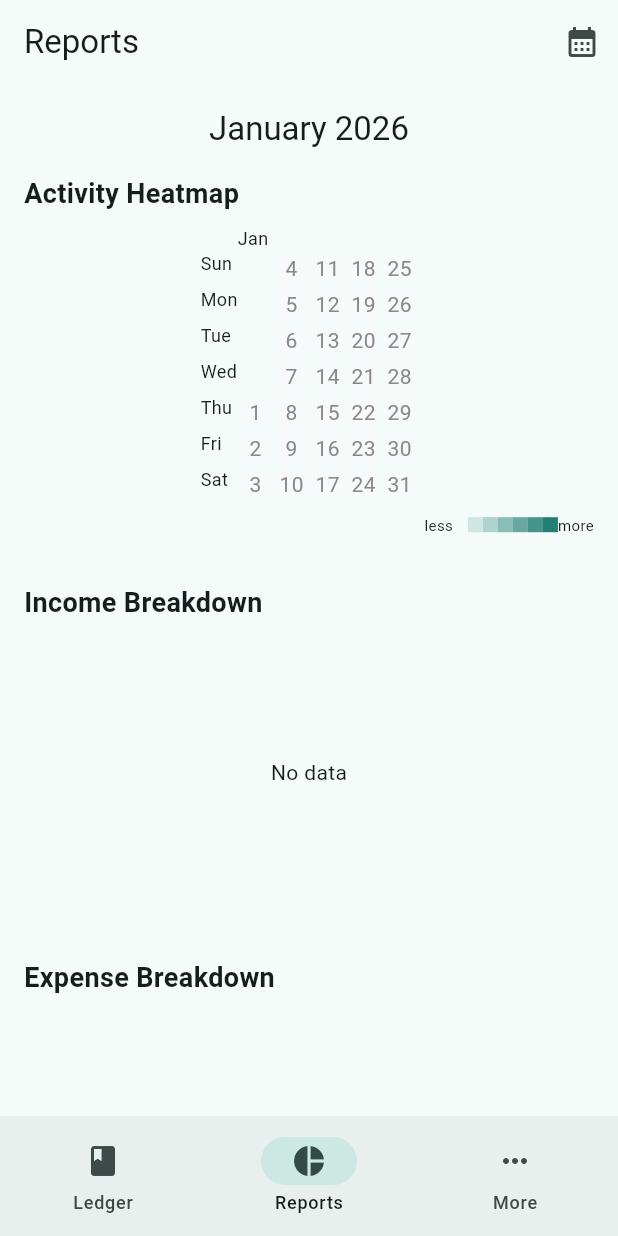
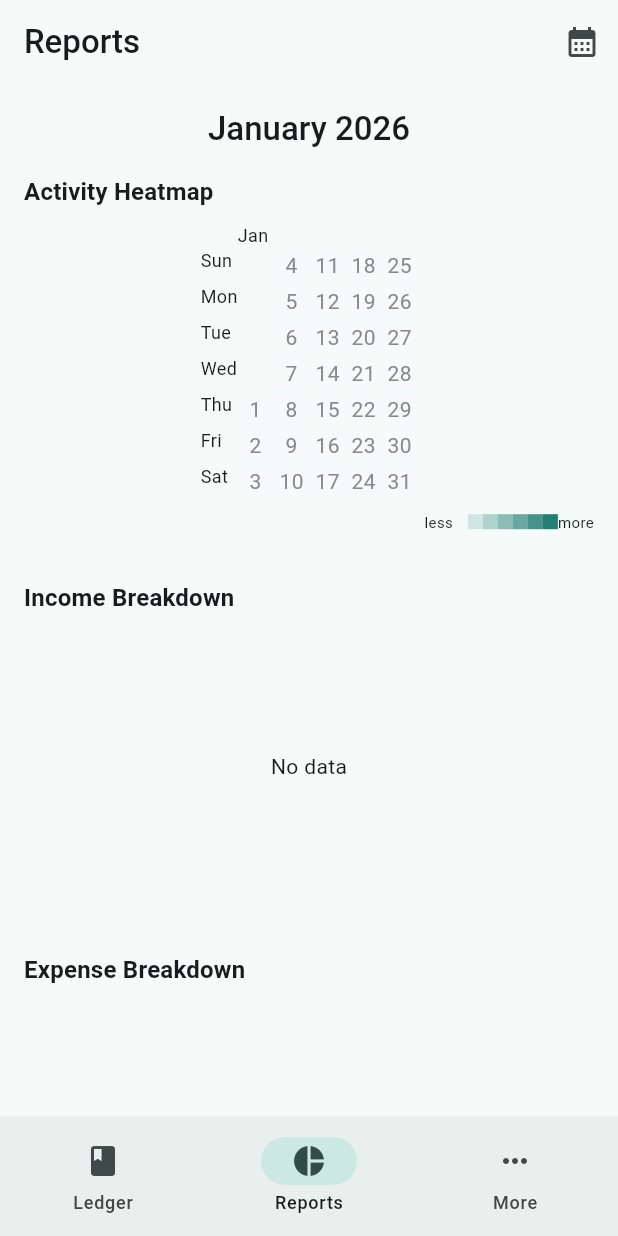
Before and after one commit to lane4dev/feather_ledger, a Flutter app: the screen it shows after launch, item 2 of the bottom bar chosen, on a phone screen of 412 x 824 dp. Run offline on Flutter 3.47's test engine with Material 3 defaults, Android fonts, the phone set to English and light mode, and no system bars; drawn by our look-alikes of flutter_heatmap_calendar; our stand-ins replace drift, fl_chart, flutter_riverpod, go_router, riverpod_annotation, shared_preferences; accounts and stored records are empty; generated files the repository leaves out were written again; statements that could not run were skipped; project files that could hold a hidden picture were left out.

Commit message:
feat(theme): implement AppSpacing for consistent spacing across the app

```diff
--- a/lib/app/theme/app_theme.dart
+++ b/lib/app/theme/app_theme.dart
@@ -1,12 +1,102 @@
+import 'dart:ui' show lerpDouble;
+
 import 'package:flutter/material.dart';
 
+@immutable
+class AppSpacing extends ThemeExtension<AppSpacing> {
+  const AppSpacing({
+    required this.xs,
+    required this.sm,
+    required this.md,
+    required this.lg,
+    required this.xl,
+  });
+
+  final double xs;
+  final double sm;
+  final double md;
+  final double lg;
+  final double xl;
+
+  @override
+  AppSpacing copyWith({
+    double? xs,
+    double? sm,
+    double? md,
+    double? lg,
+    double? xl,
+  }) {
+    return AppSpacing(
+      xs: xs ?? this.xs,
+      sm: sm ?? this.sm,
+      md: md ?? this.md,
+      lg: lg ?? this.lg,
+      xl: xl ?? this.xl,
+    );
+  }
+
+  @override
+  AppSpacing lerp(ThemeExtension<AppSpacing>? other, double t) {
+    if (other is! AppSpacing) {
+      return this;
+    }
+
+    return AppSpacing(
+      xs: lerpDouble(xs, other.xs, t) ?? xs,
+      sm: lerpDouble(sm, other.sm, t) ?? sm,
+      md: lerpDouble(md, other.md, t) ?? md,
+      lg: lerpDouble(lg, other.lg, t) ?? lg,
+      xl: lerpDouble(xl, other.xl, t) ?? xl,
+    );
+  }
+}
+
 class AppTheme {
+  static const spacing = AppSpacing(
+    xs: 4,
+    sm: 8,
+    md: 16,
+    lg: 24,
+    xl: 32,
+  );
+
+  static const textTheme = TextTheme(
+    displayLarge: TextStyle(
+        fontSize: 57, fontWeight: FontWeight.w400, letterSpacing: -0.25),
+    displayMedium: TextStyle(fontSize: 45, fontWeight: FontWeight.w400),
+    displaySmall: TextStyle(fontSize: 36, fontWeight: FontWeight.w400),
+    headlineLarge: TextStyle(fontSize: 32, fontWeight: FontWeight.w400),
+    headlineMedium: TextStyle(fontSize: 28, fontWeight: FontWeight.w400),
+    headlineSmall: TextStyle(fontSize: 24, fontWeight: FontWeight.w400),
+    titleLarge: TextStyle(fontSize: 22, fontWeight: FontWeight.w500),
+    titleMedium: TextStyle(
+        fontSize: 16, fontWeight: FontWeight.w500, letterSpacing: 0.15),
+    titleSmall: TextStyle(
+        fontSize: 14, fontWeight: FontWeight.w500, letterSpacing: 0.1),
+    bodyLarge: TextStyle(
+        fontSize: 16, fontWeight: FontWeight.w400, letterSpacing: 0.5),
+    bodyMedium: TextStyle(
+        fontSize: 14, fontWeight: FontWeight.w400, letterSpacing: 0.25),
+    bodySmall: TextStyle(
+        fontSize: 12, fontWeight: FontWeight.w400, letterSpacing: 0.4),
+    labelLarge: TextStyle(
+        fontSize: 14, fontWeight: FontWeight.w500, letterSpacing: 0.1),
+    labelMedium: TextStyle(
+        fontSize: 12, fontWeight: FontWeight.w500, letterSpacing: 0.5),
+    labelSmall: TextStyle(
+        fontSize: 11, fontWeight: FontWeight.w500, letterSpacing: 0.5),
+  );
+
   static final lightTheme = ThemeData(
     useMaterial3: true,
     colorScheme: ColorScheme.fromSeed(
       seedColor: Colors.teal,
       brightness: Brightness.light,
     ),
+    textTheme: textTheme,
+    extensions: const <ThemeExtension<dynamic>>[
+      spacing,
+    ],
   );
 
   static final darkTheme = ThemeData(
@@ -15,5 +105,13 @@ class AppTheme {
       seedColor: Colors.teal,
       brightness: Brightness.dark,
     ),
+    textTheme: textTheme,
+    extensions: const <ThemeExtension<dynamic>>[
+      spacing,
+    ],
   );
 }
+
+extension SpacingX on BuildContext {
+  AppSpacing get spacing => Theme.of(this).extension<AppSpacing>()!;
+}
--- a/lib/features/reports/presentation/screens/reports_screen.dart
+++ b/lib/features/reports/presentation/screens/reports_screen.dart
@@ -5,6 +5,7 @@ import 'package:flutter_riverpod/flutter_riverpod.dart';
 import 'package:intl/intl.dart';
 
 import 'package:feather_ledger/app/l10n/app_localizations.dart';
+import 'package:feather_ledger/app/theme/app_theme.dart';
 import 'package:feather_ledger/features/ledger/presentation/providers/ledger_providers.dart';
 import '../providers/reports_providers.dart';
 import '../../domain/reports_entities.dart';
@@ -19,6 +20,7 @@ class ReportsScreen extends ConsumerWidget {
     final incomeAsync = ref.watch(incomeChartDataProvider);
     final expenseAsync = ref.watch(expenseChartDataProvider);
     final l10n = AppLocalizations.of(context)!;
+    final spacing = context.spacing;
 
     return Scaffold(
       appBar: AppBar(
@@ -41,7 +43,7 @@ class ReportsScreen extends ConsumerWidget {
         ],
       ),
       body: SingleChildScrollView(
-        padding: const EdgeInsets.all(16.0),
+        padding: EdgeInsets.all(spacing.md),
         child: Column(
           crossAxisAlignment: CrossAxisAlignment.start,
           children: [
@@ -49,13 +51,15 @@ class ReportsScreen extends ConsumerWidget {
             Center(
                 child: Text(DateFormat.yMMMM().format(selectedDate),
                     style: Theme.of(context).textTheme.titleLarge)),
-            const SizedBox(height: 16),
+            SizedBox(height: spacing.md),
 
             // 1. Heatmap
             Text(l10n.activityHeatmap,
-                style:
-                    const TextStyle(fontSize: 18, fontWeight: FontWeight.bold)),
-            const SizedBox(height: 8),
+                style: Theme.of(context)
+                    .textTheme
+                    .titleMedium
+                    ?.copyWith(fontWeight: FontWeight.bold)),
+            SizedBox(height: spacing.sm),
             heatmapAsync.when(
               data: (data) {
                 return HeatMap(
@@ -77,30 +81,34 @@ class ReportsScreen extends ConsumerWidget {
               loading: () => const Center(child: CircularProgressIndicator()),
               error: (e, s) => Text(l10n.errorPrefix(e.toString())),
             ),
-            const SizedBox(height: 24),
+            SizedBox(height: spacing.lg),
 
             // 2. Charts
             Text(l10n.incomeBreakdown,
-                style:
-                    const TextStyle(fontSize: 18, fontWeight: FontWeight.bold)),
+                style: Theme.of(context)
+                    .textTheme
+                    .titleMedium
+                    ?.copyWith(fontWeight: FontWeight.bold)),
             SizedBox(
               height: 200,
               child: incomeAsync.when(
-                data: (data) => _buildDonutChart(data, l10n),
+                data: (data) => _buildDonutChart(context, data, l10n),
                 loading: () => const Center(child: CircularProgressIndicator()),
                 error: (e, s) =>
                     Center(child: Text(l10n.errorPrefix(e.toString()))),
               ),
             ),
-            const SizedBox(height: 24),
+            SizedBox(height: spacing.lg),
 
             Text(l10n.expenseBreakdown,
-                style:
-                    const TextStyle(fontSize: 18, fontWeight: FontWeight.bold)),
+                style: Theme.of(context)
+                    .textTheme
+                    .titleMedium
+                    ?.copyWith(fontWeight: FontWeight.bold)),
             SizedBox(
               height: 200,
               child: expenseAsync.when(
-                data: (data) => _buildDonutChart(data, l10n),
+                data: (data) => _buildDonutChart(context, data, l10n),
                 loading: () => const Center(child: CircularProgressIndicator()),
                 error: (e, s) =>
                     Center(child: Text(l10n.errorPrefix(e.toString()))),
@@ -112,8 +120,8 @@ class ReportsScreen extends ConsumerWidget {
     );
   }
 
-  Widget _buildDonutChart(
-      List<ReportCategoryTotal> data, AppLocalizations l10n) {
+  Widget _buildDonutChart(BuildContext context, List<ReportCategoryTotal> data,
+      AppLocalizations l10n) {
     if (data.isEmpty) return Center(child: Text(l10n.noData));
 
     return PieChart(
@@ -124,8 +132,10 @@ class ReportsScreen extends ConsumerWidget {
             value: item.total,
             title: '\$${item.total.toStringAsFixed(0)}',
             radius: 50,
-            titleStyle: const TextStyle(
-                fontSize: 12, fontWeight: FontWeight.bold, color: Colors.white),
+            titleStyle: Theme.of(context).textTheme.labelSmall?.copyWith(
+                  color: Colors.white,
+                  fontWeight: FontWeight.bold,
+                ),
           );
         }).toList(),
         sectionsSpace: 2,
--- a/lib/features/settings/presentation/screens/more_screen.dart
+++ b/lib/features/settings/presentation/screens/more_screen.dart
@@ -3,6 +3,7 @@ import 'package:flutter_riverpod/flutter_riverpod.dart';
 import 'package:go_router/go_router.dart';
 
 import '../../../../app/l10n/app_localizations.dart';
+import '../../../../app/theme/app_theme.dart';
 
 class MoreScreen extends ConsumerWidget {
   const MoreScreen({super.key});
@@ -10,10 +11,12 @@ class MoreScreen extends ConsumerWidget {
   @override
   Widget build(BuildContext context, WidgetRef ref) {
     final l10n = AppLocalizations.of(context)!;
+    final spacing = context.spacing;
 
     return Scaffold(
       appBar: AppBar(title: Text(l10n.more)),
       body: ListView(
+        padding: EdgeInsets.symmetric(vertical: spacing.sm),
         children: [
           ListTile(
             leading: const Icon(Icons.settings),
--- a/lib/features/settings/presentation/screens/settings_screen.dart
+++ b/lib/features/settings/presentation/screens/settings_screen.dart
@@ -2,6 +2,7 @@ import 'package:flutter/material.dart';
 import 'package:flutter_riverpod/flutter_riverpod.dart';
 
 import '../../../../app/l10n/app_localizations.dart';
+import '../../../../app/theme/app_theme.dart';
 import '../providers/settings_providers.dart';
 
 class SettingsScreen extends ConsumerWidget {
@@ -13,10 +14,12 @@ class SettingsScreen extends ConsumerWidget {
     final localeAsync = ref.watch(localeControllerProvider);
     final currencyAsync = ref.watch(currencyControllerProvider);
     final l10n = AppLocalizations.of(context)!;
+    final spacing = context.spacing;
 
     return Scaffold(
       appBar: AppBar(title: Text(l10n.settings)),
       body: ListView(
+        padding: EdgeInsets.symmetric(vertical: spacing.sm),
         children: [
           // Theme
           ListTile(
```
Also changed, not shown: lib/features/ledger/presentation/screens/ledger_screen.dart (+8 -4 lines), lib/features/ledger/presentation/screens/transaction_form_screen.dart (+10 -8 lines), lib/features/settings/presentation/screens/account_management_screen.dart (+14 -8 lines).
